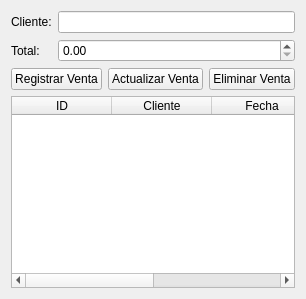
This is codigo/vista/Ventas.ui in OswaldoArceoR/AbarrotesTiziminVentas as Qt 5 draws it before an edit. The edited form follows.
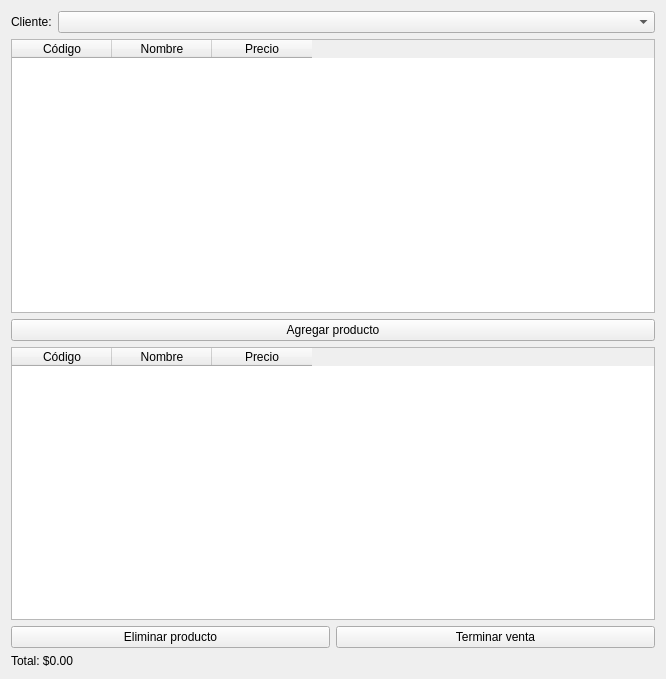
This is the edited form.

Patch:
```diff
--- a/codigo/vista/Ventas.ui
+++ b/codigo/vista/Ventas.ui
@@ -2,6 +2,14 @@
 <ui version="4.0">
  <class>VentasWindow</class>
  <widget class="QWidget" name="VentasWindow">
+  <property name="geometry">
+   <rect>
+    <x>0</x>
+    <y>0</y>
+    <width>666</width>
+    <height>679</height>
+   </rect>
+  </property>
   <property name="windowTitle">
    <string>Ventas</string>
   </property>
@@ -17,82 +25,90 @@
           </widget>
         </item>
         <item row="0" column="1">
-          <widget class="QLineEdit" name="lineEditCliente"/>
-        </item>
-        <item row="1" column="0">
-          <widget class="QLabel" name="lblTotal">
-            <property name="text">
-              <string>Total:</string>
-            </property>
-          </widget>
-        </item>
-        <item row="1" column="1">
-          <widget class="QDoubleSpinBox" name="spinTotal">
-            <property name="maximum">
-              <number>1000000</number>
-            </property>
-            <property name="decimals">
-              <number>2</number>
-            </property>
-          </widget>
-        </item>
-      </layout>
-    </item>
-    <!-- Botones para las acciones -->
+      <widget class="QComboBox" name="comboCliente"/>
+     </item>
+    </layout>
+   </item>
     <item>
-      <layout class="QHBoxLayout" name="buttonsLayout">
-        <item>
-          <widget class="QPushButton" name="btnRegistrarVenta">
+    <widget class="QTableWidget" name="tablaProductos">
+     <property name="rowCount">
+      <number>0</number>
+     </property>
+     <property name="columnCount">
+      <number>3</number>
+     </property>
+     <column>
             <property name="text">
-              <string>Registrar Venta</string>
-            </property>
-          </widget>
-        </item>
-        <item>
-          <widget class="QPushButton" name="btnActualizarVenta">
+       <string>Código</string>
+      </property>
+     </column>
+     <column>
             <property name="text">
-              <string>Actualizar Venta</string>
-            </property>
+       <string>Nombre</string>
+      </property>
+     </column>
+     <column>
+      <property name="text">
+       <string>Precio</string>
+      </property>
+     </column>
           </widget>
         </item>
         <item>
-          <widget class="QPushButton" name="btnEliminarVenta">
+    <widget class="QPushButton" name="btnAgregarProducto">
             <property name="text">
-              <string>Eliminar Venta</string>
+      <string>Agregar producto</string>
             </property>
           </widget>
         </item>
-      </layout>
-    </item>
-    <!-- Tabla para mostrar las ventas -->
     <item>
-      <widget class="QTableWidget" name="tableVentas">
-        <property name="columnCount">
-          <number>4</number>
-        </property>
+    <widget class="QTableWidget" name="tablaVenta">
         <property name="rowCount">
           <number>0</number>
         </property>
+     <property name="columnCount">
+      <number>3</number>
+     </property>
         <column>
           <property name="text">
-            <string>ID</string>
+       <string>Código</string>
           </property>
         </column>
         <column>
           <property name="text">
-            <string>Cliente</string>
+       <string>Nombre</string>
           </property>
         </column>
         <column>
           <property name="text">
-            <string>Fecha</string>
-          </property>
-        </column>
-        <column>
+       <string>Precio</string>
+      </property>
+     </column>
+    </widget>
+   </item>
+   <item>
+    <layout class="QHBoxLayout" name="ventaButtonsLayout">
+     <item>
+      <widget class="QPushButton" name="btnEliminarProducto">
           <property name="text">
-            <string>Total</string>
-          </property>
-        </column>
+        <string>Eliminar producto</string>
+       </property>
+      </widget>
+     </item>
+     <item>
+      <widget class="QPushButton" name="btnTerminarVenta">
+       <property name="text">
+        <string>Terminar venta</string>
+       </property>
+      </widget>
+     </item>
+    </layout>
+   </item>
+   <item>
+    <widget class="QLabel" name="lblTotalVenta">
+     <property name="text">
+      <string>Total: $0.00</string>
+     </property>
       </widget>
     </item>
   </layout>
```
Left out of the diff: 1 changed line with no effect on the pictures. Lines whose indentation alone changed are shown as unchanged.
